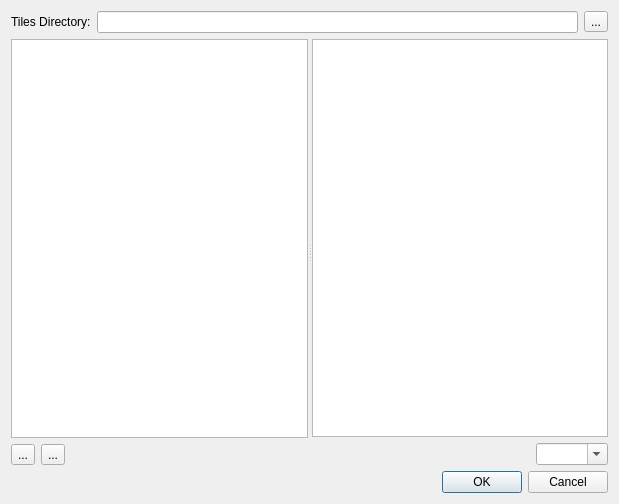
timbaker/tiled, file src/tiled/pathgeneratortilesdialog.ui: the form before one commit.
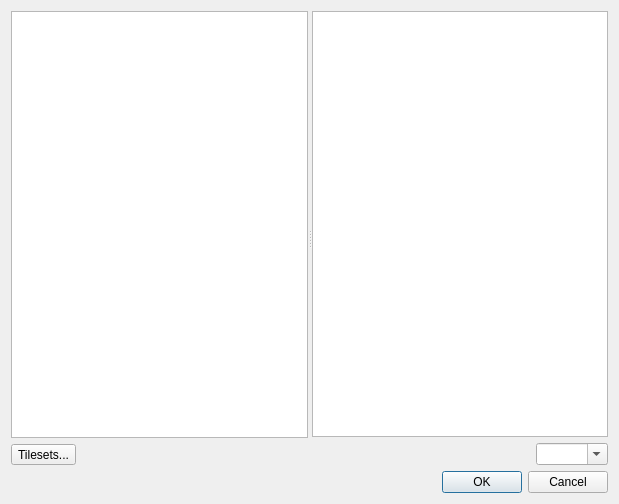
The form after the commit. Icons and pictures are not drawn. Custom widgets are drawn as their Qt base class.

Commit message:
PathGeneratorMgr no longer manages its own list of tilesets.
Use the global TileMetaInfoMgr's tilesets instead.

The edit to the form file:
```diff
--- a/src/tiled/pathgeneratortilesdialog.ui
+++ b/src/tiled/pathgeneratortilesdialog.ui
@@ -14,7 +14,7 @@
    <string>Choose Generator Tile</string>
   </property>
   <layout class="QGridLayout" name="gridLayout">
-   <item row="1" column="0">
+   <item row="0" column="0">
     <widget class="QSplitter" name="splitter">
      <property name="sizePolicy">
       <sizepolicy hsizetype="Expanding" vsizetype="Expanding">
@@ -38,22 +38,7 @@
          <item>
           <widget class="QToolButton" name="addTileset">
            <property name="text">
-            <string>...</string>
-           </property>
-           <property name="icon">
-            <iconset resource="tiled.qrc">
-             <normaloff>:/images/16x16/document-new.png</normaloff>:/images/16x16/document-new.png</iconset>
-           </property>
-          </widget>
-         </item>
-         <item>
-          <widget class="QToolButton" name="removeTileset">
-           <property name="text">
-            <string>...</string>
-           </property>
-           <property name="icon">
-            <iconset resource="tiled.qrc">
-             <normaloff>:/images/16x16/edit-delete.png</normaloff>:/images/16x16/edit-delete.png</iconset>
+            <string>Tilesets...</string>
            </property>
           </widget>
          </item>
@@ -117,31 +102,6 @@
      </property>
     </widget>
    </item>
-   <item row="0" column="0">
-    <layout class="QHBoxLayout" name="horizontalLayout_3">
-     <item>
-      <widget class="QLabel" name="label">
-       <property name="text">
-        <string>Tiles Directory:</string>
-       </property>
-      </widget>
-     </item>
-     <item>
-      <widget class="QLineEdit" name="directory">
-       <property name="readOnly">
-        <bool>true</bool>
-       </property>
-      </widget>
-     </item>
-     <item>
-      <widget class="QToolButton" name="chooseDirectory">
-       <property name="text">
-        <string>...</string>
-       </property>
-      </widget>
-     </item>
-    </layout>
-   </item>
   </layout>
  </widget>
  <customwidgets>
```
Left out of the diff: 8 changed lines with no effect on the pictures. The commit also changes 8 other files.
